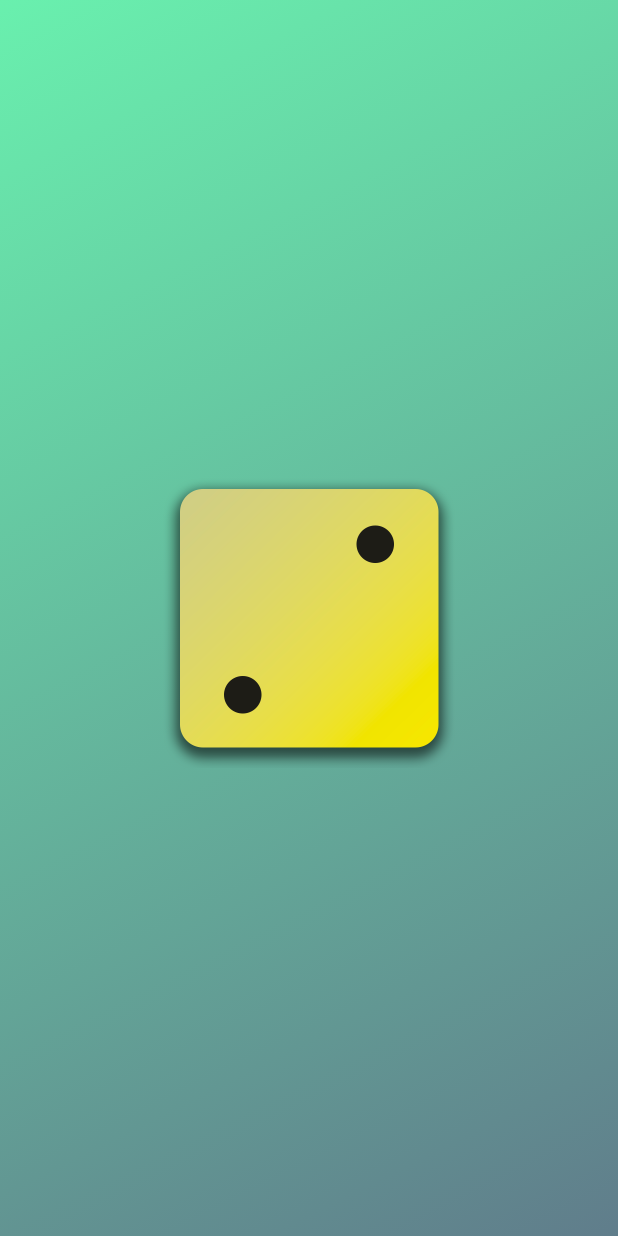
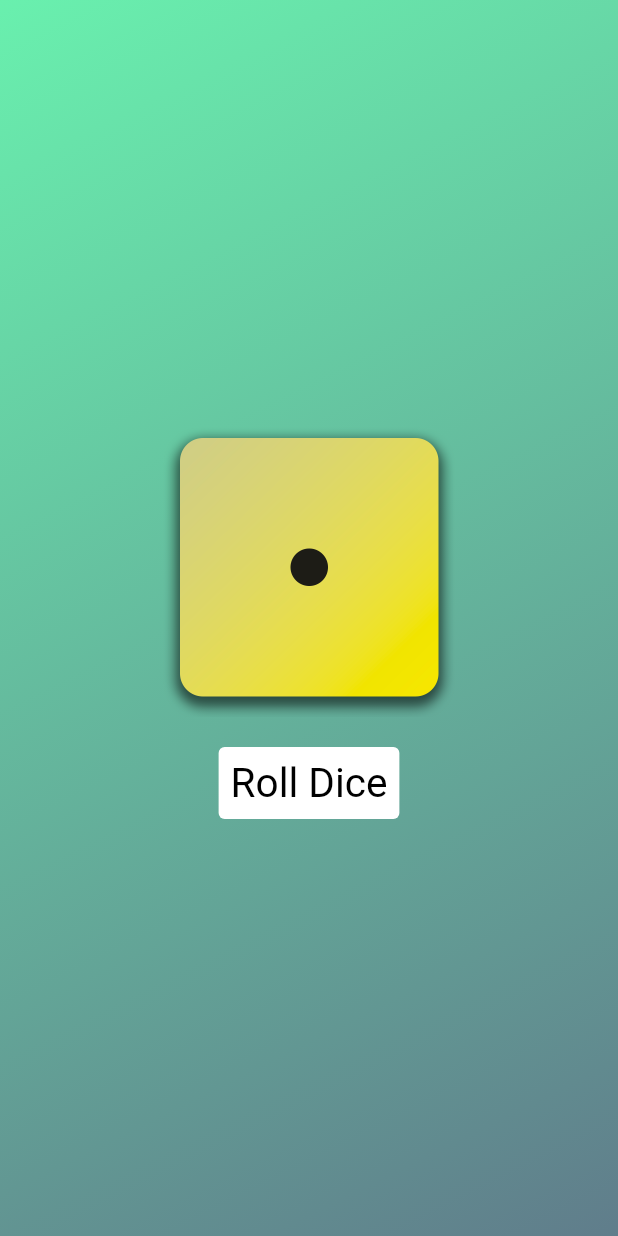
Before and after one commit to atomicstructure/flutter, a Flutter app: the screen it shows after launch, on a phone screen of 412 x 824 dp. Run offline on Flutter 3.47's test engine with Material 2 defaults, Android fonts, the phone set to English and light mode, and no system bars.

Commit message:
Used function to change Image in Widgets

```diff
--- a/lib/newgradient_container.dart
+++ b/lib/newgradient_container.dart
@@ -24,9 +24,15 @@ const aEnd = Alignment.topLeft;
 // }
 
 class NewGradientContainer extends StatelessWidget {
-  const NewGradientContainer(this.colors, {super.key});
+  NewGradientContainer(this.colors, {super.key});
 
   final List<Color> colors;
+  var activeDice = 'assets/images/dice-1.png';
+
+  void rollDice() {
+    var activeDice = 'assets/images/dice-3.png';
+    print(activeDice);
+  }
 
   @override
   Widget build(context) {
@@ -35,7 +41,27 @@ class NewGradientContainer extends StatelessWidget {
         gradient: LinearGradient(colors: colors, begin: aBegin, end: aEnd),
       ),
       child: Center(
-        child: Image.asset('assets/images/dice-2.png', width: 200),
+        child: Column(
+          mainAxisSize: MainAxisSize.min,
+          children: [
+            Image.asset(activeDice, width: 200),
+            const SizedBox(
+              height: 20,
+            ),
+            TextButton(
+              onPressed: rollDice,
+              style: TextButton.styleFrom(
+                // padding: const EdgeInsets.only(top: 20),
+                backgroundColor: Colors.white,
+                foregroundColor: Colors.black,
+                textStyle: const TextStyle(fontSize: 27),
+              ),
+              child: const Text(
+                'Roll Dice',
+              ),
+            ),
+          ],
+        ),
       ),
     );
   }
```
Also changed, not shown: lib/main.dart (+5 -2 lines).
